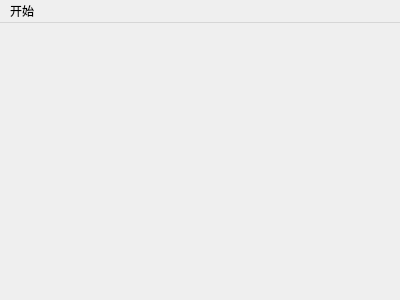
First picture: the form in qt26_Coin/wtmainwindow.ui, repository coderTong/my_qt_study, before the edit.
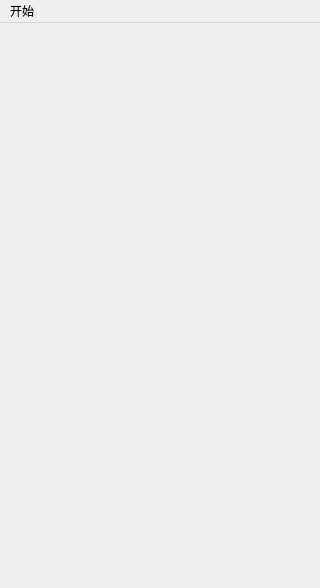
Second picture: the form after the edit.

```diff
--- a/qt26_Coin/wtmainwindow.ui
+++ b/qt26_Coin/wtmainwindow.ui
@@ -6,8 +6,8 @@
    <rect>
     <x>0</x>
     <y>0</y>
-    <width>400</width>
-    <height>300</height>
+    <width>320</width>
+    <height>588</height>
    </rect>
   </property>
   <property name="windowTitle">
@@ -19,7 +19,7 @@
     <rect>
      <x>0</x>
      <y>0</y>
-     <width>400</width>
+     <width>320</width>
      <height>24</height>
     </rect>
    </property>
```
